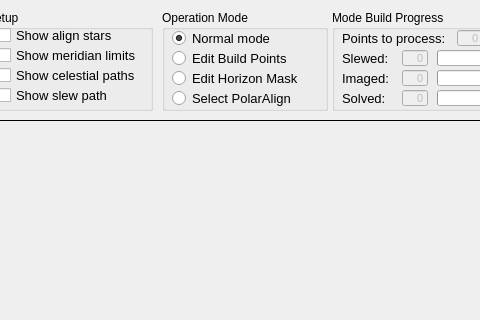
Old version of the form mw4/gui/widgets/hemisphere.ui in the repository mworion/MountWizzard4; both pictures show x 128 to 608 and y 0 to 320 of the 800 by 600 pixel window.
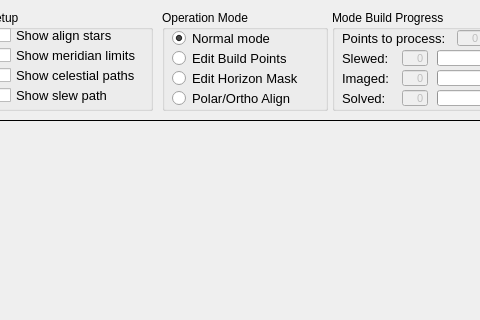
New version of the form.

Commit message: added ortho align to right mouseclick

Patch:
```diff
--- a/mw4/gui/widgets/hemisphere.ui
+++ b/mw4/gui/widgets/hemisphere.ui
@@ -205,7 +205,7 @@
      </font>
     </property>
     <property name="text">
-     <string>Select PolarAlign</string>
+     <string>Polar/Ortho Align</string>
     </property>
    </widget>
   </widget>
```
The commit also changes 3 other files.
